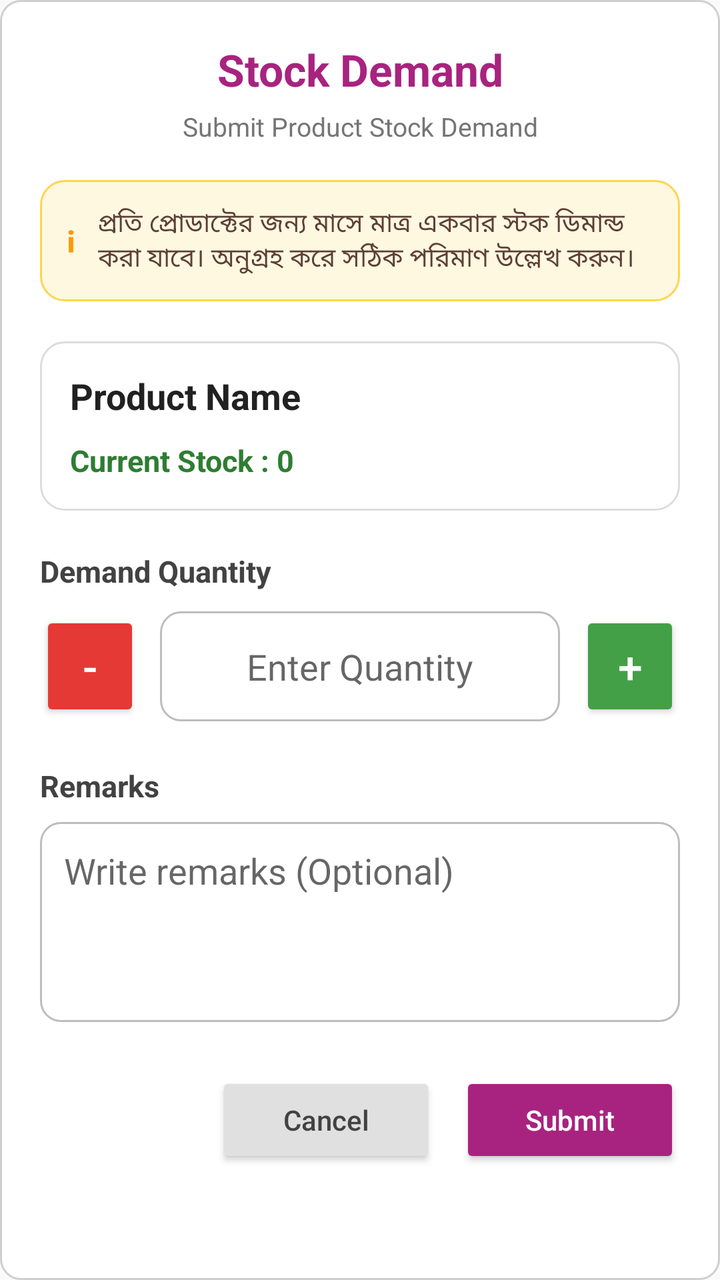
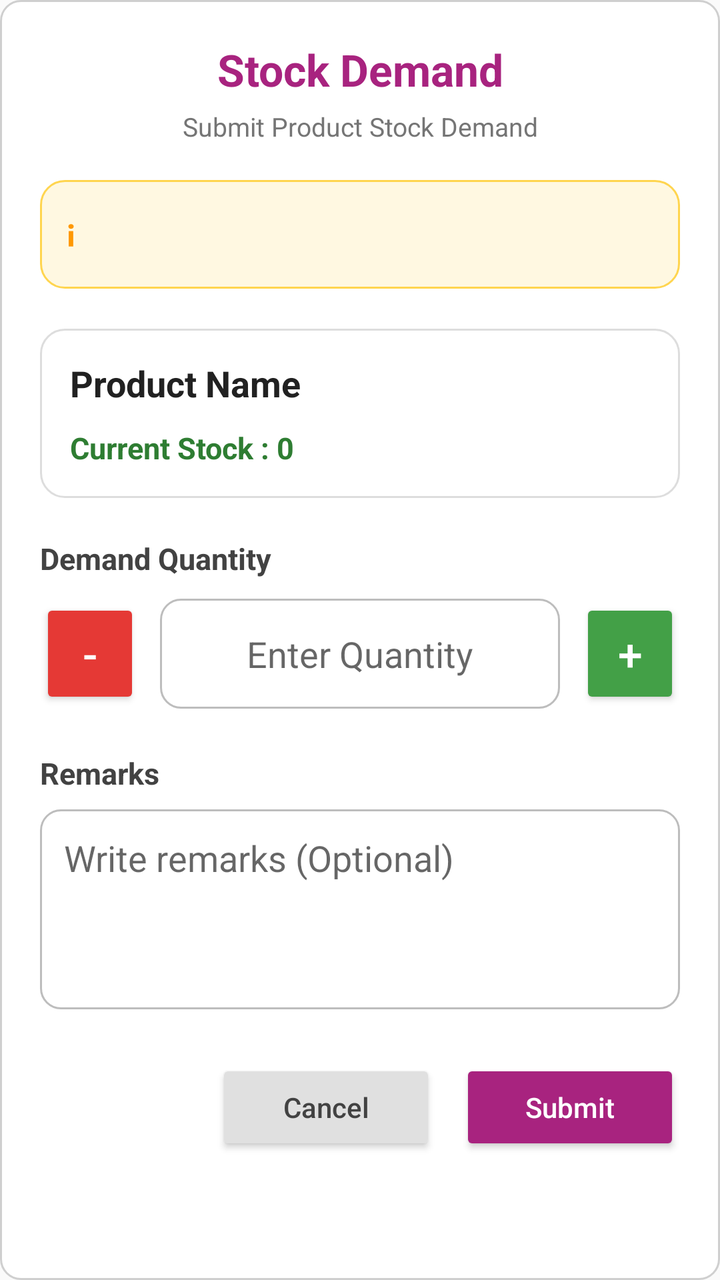

Before-and-after screenshots of an Android layout around one commit, followed by the original layout XML and the change that was made.
<!-- AndroidManifest.xml: application theme AppTheme -->
<!-- res/layout/dialog_stock_demand.xml -->
<?xml version="1.0" encoding="utf-8"?>
<LinearLayout xmlns:android="http://schemas.android.com/apk/res/android"
    android:layout_width="match_parent"
    android:layout_height="wrap_content"
    android:orientation="vertical"
    android:padding="20dp"
    android:background="@drawable/bg_dialog">

    

    <TextView
        android:layout_width="match_parent"
        android:layout_height="wrap_content"
        android:gravity="center"
        android:text="Stock Demand"
        android:textColor="@color/colorPrimary"
        android:textSize="22sp"
        android:textStyle="bold" />

    <TextView
        android:layout_width="match_parent"
        android:layout_height="wrap_content"
        android:layout_marginTop="5dp"
        android:layout_marginBottom="18dp"
        android:gravity="center"
        android:text="Submit Product Stock Demand"
        android:textColor="#757575"
        android:textSize="13sp" />

    

    <LinearLayout
        android:layout_width="match_parent"
        android:layout_height="wrap_content"
        android:layout_marginBottom="20dp"
        android:background="@drawable/bg_info"
        android:gravity="center_vertical"
        android:orientation="horizontal"
        android:padding="12dp">

        <TextView
            android:layout_width="wrap_content"
            android:layout_height="wrap_content"
            android:text="ℹ"
            android:textColor="#FF9800"
            android:textSize="22sp" />

        <TextView
            android:layout_width="0dp"
            android:layout_height="wrap_content"
            android:layout_marginStart="10dp"
            android:layout_weight="1"
            android:text="প্রতি প্রোডাক্টের জন্য মাসে মাত্র একবার স্টক ডিমান্ড করা যাবে। অনুগ্রহ করে সঠিক পরিমাণ উল্লেখ করুন।"
            android:textColor="#5D4037"
            android:textSize="13sp" />

    </LinearLayout>

    

    <LinearLayout
        android:layout_width="match_parent"
        android:layout_height="wrap_content"
        android:layout_marginBottom="20dp"
        android:background="@drawable/bg_card"
        android:orientation="vertical"
        android:padding="15dp">

        <TextView
            android:id="@+id/txtProductName"
            android:layout_width="wrap_content"
            android:layout_height="wrap_content"
            android:text="Product Name"
            android:textColor="#212121"
            android:textSize="18sp"
            android:textStyle="bold" />

        <TextView
            android:id="@+id/txtCurrentStock"
            android:layout_width="wrap_content"
            android:layout_height="wrap_content"
            android:layout_marginTop="10dp"
            android:text="Current Stock : 0"
            android:textColor="#2E7D32"
            android:textSize="15sp"
            android:textStyle="bold" />

    </LinearLayout>

    

    <TextView
        android:layout_width="wrap_content"
        android:layout_height="wrap_content"
        android:text="Demand Quantity"
        android:textColor="#424242"
        android:textSize="15sp"
        android:textStyle="bold" />

    <LinearLayout
        android:layout_width="match_parent"
        android:layout_height="55dp"
        android:layout_marginTop="10dp"
        android:orientation="horizontal">

        <Button
            android:id="@+id/btnMinus"
            android:layout_width="50dp"
            android:layout_height="match_parent"
            android:backgroundTint="#E53935"
            android:text="-"
            android:textAllCaps="false"
            android:textColor="@android:color/white"
            android:textSize="22sp" />

        <EditText
            android:id="@+id/edtDemandQty"
            android:layout_width="0dp"
            android:layout_height="match_parent"
            android:layout_marginStart="10dp"
            android:layout_marginEnd="10dp"
            android:layout_weight="1"
            android:background="@drawable/bg_edittext"
            android:gravity="center"
            android:hint="Enter Quantity"
            android:inputType="number"
            android:padding="10dp"
            android:textColor="#212121"
            android:textSize="18sp" />

        <Button
            android:id="@+id/btnPlus"
            android:layout_width="50dp"
            android:layout_height="match_parent"
            android:backgroundTint="#43A047"
            android:text="+"
            android:textAllCaps="false"
            android:textColor="@android:color/white"
            android:textSize="22sp" />

    </LinearLayout>

    

    <TextView
        android:layout_width="wrap_content"
        android:layout_height="wrap_content"
        android:layout_marginTop="22dp"
        android:text="Remarks"
        android:textColor="#424242"
        android:textSize="15sp"
        android:textStyle="bold" />

    <EditText
        android:id="@+id/edtRemarks"
        android:layout_width="match_parent"
        android:layout_height="100dp"
        android:layout_marginTop="8dp"
        android:background="@drawable/bg_edittext"
        android:gravity="top|start"
        android:hint="Write remarks (Optional)"
        android:inputType="textMultiLine"
        android:padding="12dp"
        android:textColor="#212121" />

    

    <LinearLayout
        android:layout_width="match_parent"
        android:layout_height="wrap_content"
        android:layout_marginTop="25dp"
        android:gravity="end">

        <Button
            android:id="@+id/btnCancel"
            android:layout_width="110dp"
            android:layout_height="48dp"
            android:backgroundTint="#E0E0E0"
            android:text="Cancel"
            android:textAllCaps="false"
            android:textColor="#424242" />

        <Button
            android:id="@+id/btnSubmit"
            android:layout_width="110dp"
            android:layout_height="48dp"
            android:layout_marginStart="12dp"
            android:backgroundTint="@color/colorPrimary"
            android:text="Submit"
            android:textAllCaps="false"
            android:textColor="@android:color/white" />

    </LinearLayout>

</LinearLayout>
<!-- resources referenced by this layout -->
<resources>
  <color name="colorPrimary">#a8237f</color>
  <!-- drawable bg_card (drawable) -->
  <?xml version="1.0" encoding="utf-8"?>
  <shape xmlns:android="http://schemas.android.com/apk/res/android">
  
      <solid android:color="@android:color/white"/>
  
      <corners android:radius="12dp"/>
  
      <stroke
          android:width="1dp"
          android:color="#DDDDDD"/>
  
  </shape>
  <!-- drawable bg_dialog (drawable) -->
  <?xml version="1.0" encoding="utf-8"?>
  <shape xmlns:android="http://schemas.android.com/apk/res/android">
  
      <solid android:color="#FFFFFF"/>
  
      <corners android:radius="10dp"/>
  
      <stroke
          android:width="1dp"
          android:color="#CFCFCF"/>
  
  </shape>
  <!-- drawable bg_edittext (drawable) -->
  <?xml version="1.0" encoding="utf-8"?>
  <shape xmlns:android="http://schemas.android.com/apk/res/android">
  
      <solid android:color="@android:color/white"/>
  
      <corners android:radius="10dp"/>
  
      <stroke
          android:width="1dp"
          android:color="#BDBDBD"/>
  
  </shape>
  <!-- drawable bg_info (drawable) -->
  <?xml version="1.0" encoding="utf-8"?>
  <shape xmlns:android="http://schemas.android.com/apk/res/android">
  
      <solid android:color="#FFF8E1" />
  
      <stroke
          android:width="1dp"
          android:color="#FFD54F" />
  
      <corners android:radius="12dp" />
  
      <padding
          android:left="12dp"
          android:top="12dp"
          android:right="12dp"
          android:bottom="12dp" />
  
  </shape>
  <style name="AppTheme" parent="Theme.AppCompat.Light.NoActionBar">
          
          <item name="colorPrimary">@color/colorPrimary</item>
          <item name="colorPrimaryDark">@color/colorPrimaryDark</item>
          <item name="colorAccent">@color/colorAccent</item>
      </style>
  <color name="colorPrimaryDark">#FF831962</color>
  <color name="colorAccent">#125688</color>
</resources>

<!-- the commit's change to res/layout/dialog_stock_demand.xml (unified diff, before → after) -->
@@ -46,13 +46,13 @@
             android:textSize="22sp" />
 
         <TextView
+            android:id="@+id/txtInfo"
             android:layout_width="0dp"
             android:layout_height="wrap_content"
             android:layout_marginStart="10dp"
             android:layout_weight="1"
-            android:text="প্রতি প্রোডাক্টের জন্য মাসে মাত্র একবার স্টক ডিমান্ড করা যাবে। অনুগ্রহ করে সঠিক পরিমাণ উল্লেখ করুন।"
             android:textColor="#5D4037"
-            android:textSize="13sp" />
+            android:textSize="13sp"/>
 
     </LinearLayout>
 
